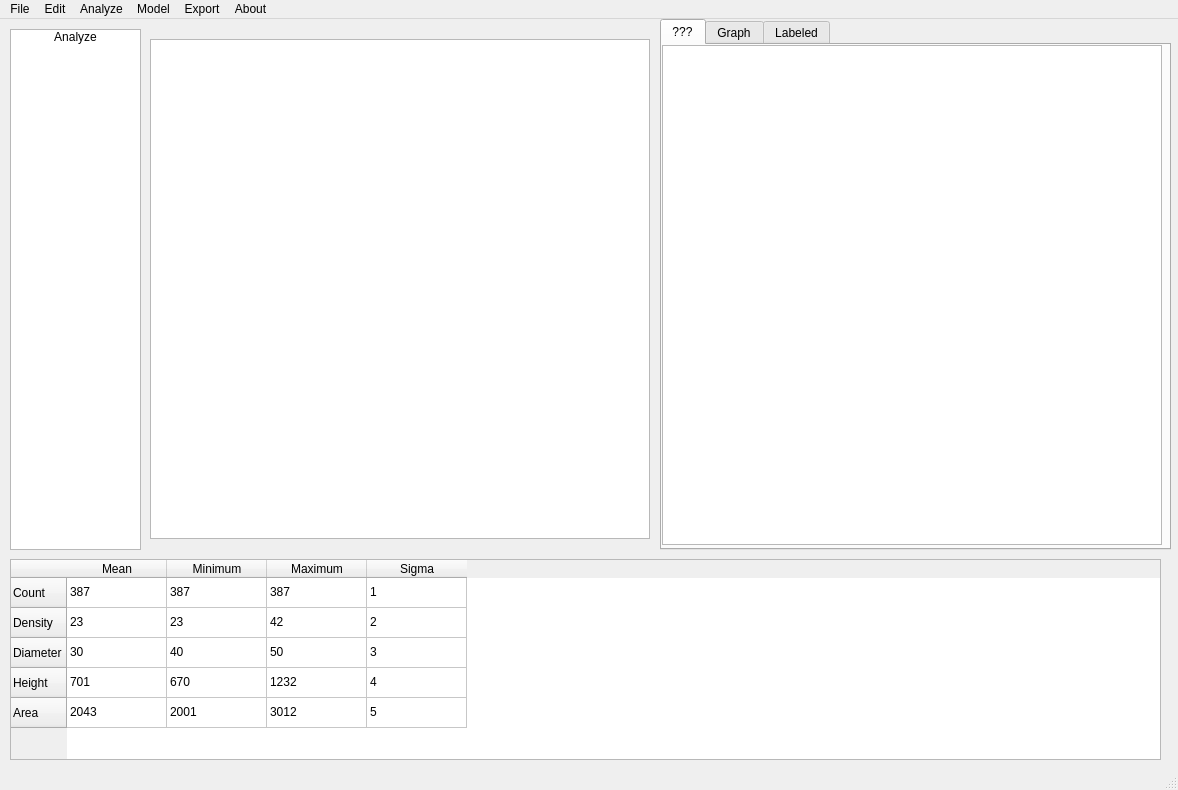
Nikolajkng/NanoparticleAnalysis, file src/gui/ui_designs/gui_prototype1.2_graphics_view.ui: the form before one commit.
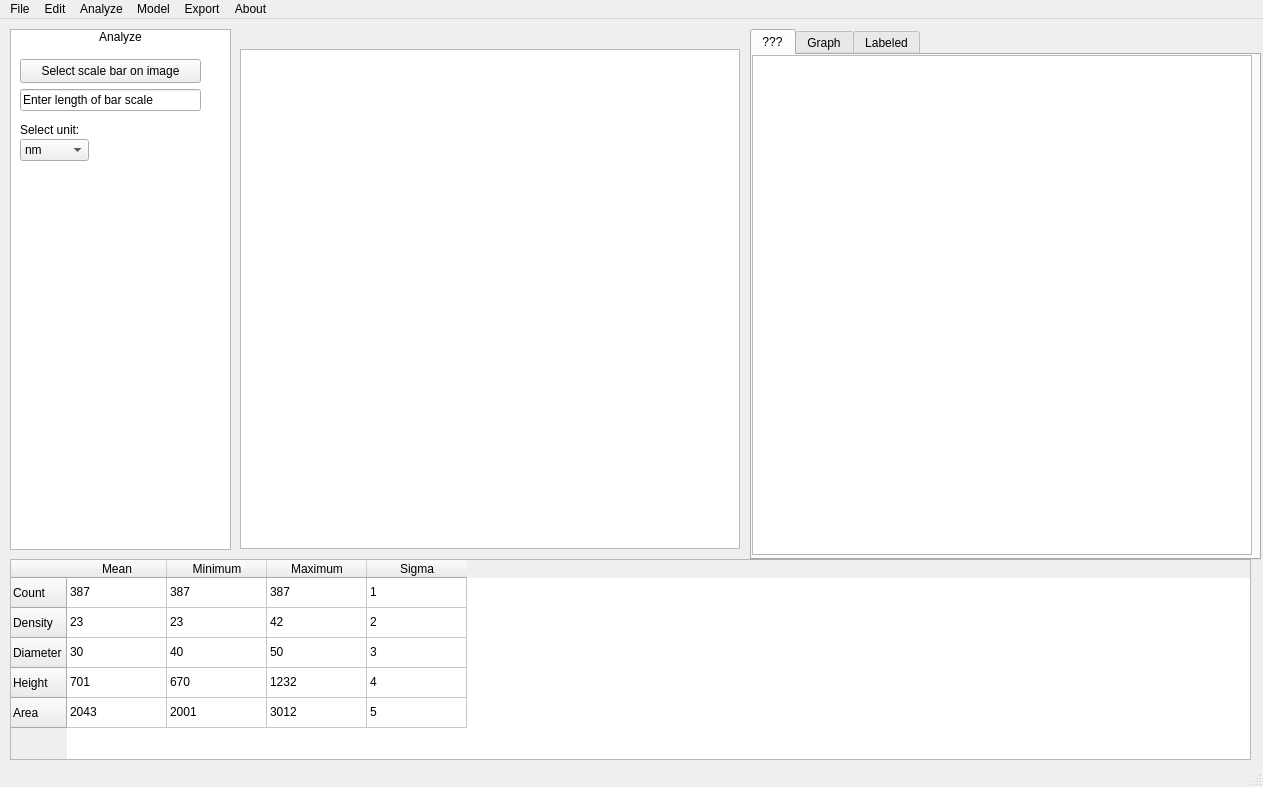
The form after the commit. The open tabs and pages were chosen to show the change.

Commit message: User can now select the scale of the image and the program calculates real world length of the image for analysis of components after segmentation

```diff
--- a/src/gui/ui_designs/gui_prototype1.2_graphics_view.ui
+++ b/src/gui/ui_designs/gui_prototype1.2_graphics_view.ui
@@ -6,8 +6,8 @@
    <rect>
     <x>0</x>
     <y>0</y>
-    <width>1178</width>
-    <height>790</height>
+    <width>1263</width>
+    <height>787</height>
    </rect>
   </property>
   <property name="sizePolicy">
@@ -25,7 +25,7 @@
      <rect>
       <x>10</x>
       <y>10</y>
-      <width>131</width>
+      <width>221</width>
       <height>521</height>
      </rect>
     </property>
@@ -43,7 +43,7 @@
      <rect>
       <x>10</x>
       <y>540</y>
-      <width>1151</width>
+      <width>1241</width>
       <height>201</height>
      </rect>
     </property>
@@ -199,8 +199,8 @@
    <widget class="QTabWidget" name="plots_tab_view">
     <property name="geometry">
      <rect>
-      <x>660</x>
-      <y>0</y>
+      <x>750</x>
+      <y>10</y>
       <width>511</width>
       <height>531</height>
      </rect>
@@ -221,6 +221,15 @@
         <height>500</height>
        </rect>
       </property>
+      <property name="verticalScrollBarPolicy">
+       <enum>Qt::ScrollBarAlwaysOff</enum>
+      </property>
+      <property name="horizontalScrollBarPolicy">
+       <enum>Qt::ScrollBarAlwaysOff</enum>
+      </property>
+      <property name="sizeAdjustPolicy">
+       <enum>QAbstractScrollArea::AdjustToContents</enum>
+      </property>
      </widget>
     </widget>
     <widget class="QWidget" name="tab2">
@@ -257,12 +266,80 @@
    <widget class="QGraphicsView" name="graphicsView">
     <property name="geometry">
      <rect>
-      <x>150</x>
-      <y>20</y>
+      <x>240</x>
+      <y>30</y>
       <width>500</width>
       <height>500</height>
      </rect>
     </property>
+    <property name="verticalScrollBarPolicy">
+     <enum>Qt::ScrollBarAlwaysOff</enum>
+    </property>
+    <property name="horizontalScrollBarPolicy">
+     <enum>Qt::ScrollBarAlwaysOff</enum>
+    </property>
+    <property name="sizeAdjustPolicy">
+     <enum>QAbstractScrollArea::AdjustToContents</enum>
+    </property>
+   </widget>
+   <widget class="QLineEdit" name="barScaleInputField">
+    <property name="geometry">
+     <rect>
+      <x>20</x>
+      <y>70</y>
+      <width>181</width>
+      <height>22</height>
+     </rect>
+    </property>
+    <property name="text">
+     <string>Enter length of bar scale</string>
+    </property>
+   </widget>
+   <widget class="QComboBox" name="comboBox">
+    <property name="geometry">
+     <rect>
+      <x>20</x>
+      <y>120</y>
+      <width>69</width>
+      <height>22</height>
+     </rect>
+    </property>
+    <item>
+     <property name="text">
+      <string>nm</string>
+     </property>
+    </item>
+    <item>
+     <property name="text">
+      <string>μm</string>
+     </property>
+    </item>
+   </widget>
+   <widget class="QLabel" name="label">
+    <property name="geometry">
+     <rect>
+      <x>20</x>
+      <y>100</y>
+      <width>111</width>
+      <height>21</height>
+     </rect>
+    </property>
+    <property name="text">
+     <string>Select unit:</string>
+    </property>
+   </widget>
+   <widget class="QPushButton" name="selectBarScaleButton">
+    <property name="geometry">
+     <rect>
+      <x>20</x>
+      <y>40</y>
+      <width>181</width>
+      <height>24</height>
+     </rect>
+    </property>
+    <property name="text">
+     <string>Select scale bar on image</string>
+    </property>
    </widget>
   </widget>
   <widget class="QMenuBar" name="menubar">
@@ -270,8 +347,8 @@
     <rect>
      <x>0</x>
      <y>0</y>
-     <width>1178</width>
-     <height>21</height>
+     <width>1263</width>
+     <height>26</height>
     </rect>
    </property>
    <widget class="QMenu" name="menu_file">
```
Left out of the diff: 20 changed lines with no effect on the pictures. The commit also changes 5 other files.
